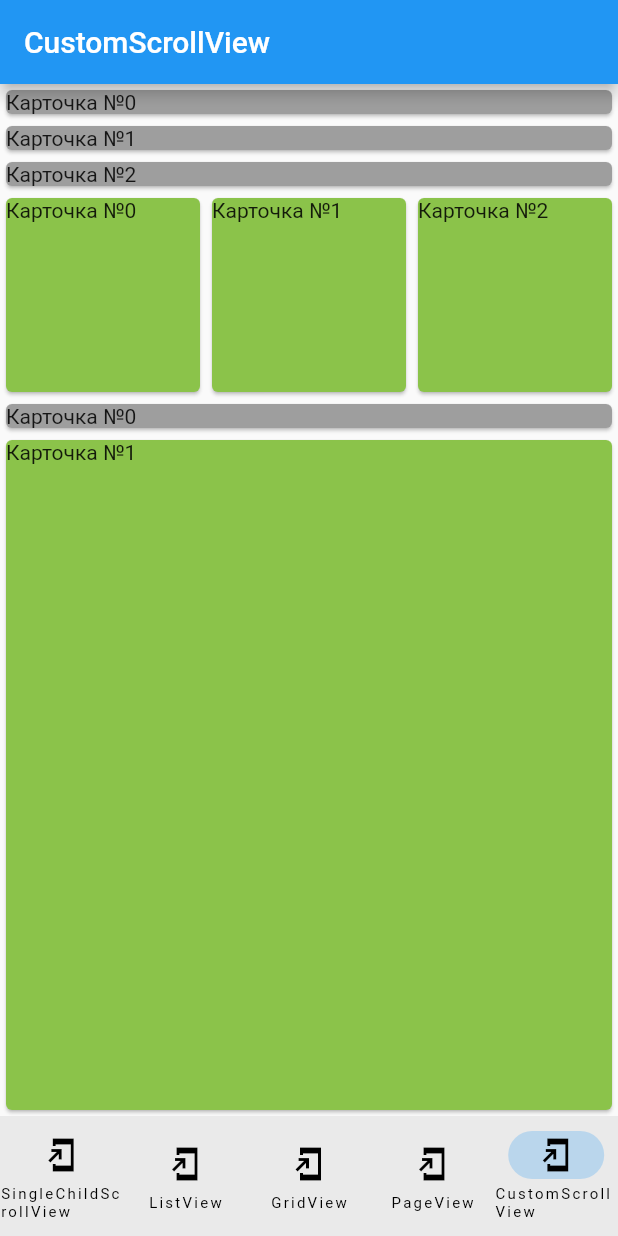
After one commit to Bachar-official/flutter_education, a Flutter app: the screen it shows after launch, item 5 of the bottom bar chosen, on a phone screen of 412 x 824 dp. The commit adds this screen. Run offline on Flutter 3.47's test engine with Material 2 defaults, Android fonts, the phone set to English and light mode, and no system bars.

Commit message:
custom scroll

```diff
--- /dev/null
+++ b/lib/custom_scroll_view.dart
@@ -0,0 +1,83 @@
+import 'package:flutter/material.dart';
+import 'package:flutter/rendering.dart';
+
+class CustomScrollExample extends StatelessWidget {
+  CustomScrollExample({super.key});
+
+  final List<Widget> greyItems = List.generate(
+    3,
+    (index) => Card(
+      color: Colors.grey,
+      child: Text('Карточка №$index'),
+    ),
+  );
+
+  final List<Widget> greenItems = List.generate(
+    3,
+    (index) => Card(
+      color: Colors.lightGreen,
+      child: Text('Карточка №$index'),
+    ),
+  );
+
+  @override
+  Widget build(BuildContext context) {
+    return Scaffold(
+      appBar: AppBar(
+        title: const Text('CustomScrollView'),
+      ),
+      body: CustomScrollView(
+        slivers: [
+          SliverList(
+            delegate: SliverChildBuilderDelegate(
+              (context, index) => greyItems[index],
+              childCount: greyItems.length,
+            ),
+          ),
+          SliverGrid(
+            delegate: SliverChildBuilderDelegate(
+                (context, index) => greenItems[index],
+                childCount: greenItems.length),
+            gridDelegate: const SliverGridDelegateWithFixedCrossAxisCount(
+                crossAxisCount: 3),
+          ),
+          SliverToBoxAdapter(
+            child: greyItems[0],
+          ),
+          SliverFillRemaining(
+            child: greenItems[1],
+          ),
+          SliverFixedExtentList(
+            delegate: SliverChildBuilderDelegate(
+              (context, index) => greyItems[index],
+              childCount: greyItems.length,
+            ),
+            itemExtent: 50,
+          ),
+          SliverPersistentHeader(delegate: Delegate())
+        ],
+      ),
+    );
+  }
+}
+
+class Delegate extends SliverPersistentHeaderDelegate {
+  Delegate();
+
+  @override
+  Widget build(BuildContext context, double shrinkOffset, bool overlapsContent) {
+    return Container(
+      color: Colors.yellow,
+      child: const Center(child: FlutterLogo()),
+    );
+  }
+
+  @override
+  double get maxExtent => 400;
+
+  @override
+  double get minExtent => 20;
+
+  @override
+  bool shouldRebuild(covariant SliverPersistentHeaderDelegate oldDelegate) => true;
+}
--- a/lib/main.dart
+++ b/lib/main.dart
@@ -1,4 +1,5 @@
 import 'package:flutter/material.dart';
+import 'package:flutter_education/custom_scroll_view.dart';
 import 'package:flutter_education/grid_view.dart';
 import 'package:flutter_education/list_view.dart';
 import 'package:flutter_education/page_view.dart';
@@ -49,13 +50,15 @@ class _MyHomePageState extends State<MyHomePage> {
           NavigationDestination(icon: Icon(Icons.add_to_home_screen_sharp), label: 'ListView'),
           NavigationDestination(icon: Icon(Icons.add_to_home_screen_sharp), label: 'GridView'),
           NavigationDestination(icon: Icon(Icons.add_to_home_screen_sharp), label: 'PageView'),
+          NavigationDestination(icon: Icon(Icons.add_to_home_screen_sharp), label: 'CustomScrollView'),
         ],
       ),
       body: [
         SingleScroll(),
         ListViewExample(),
         GridViewExample(),
-        PageViewExample()
+        PageViewExample(),
+        CustomScrollExample()
       ][pageNumber],
     );
   }
```
